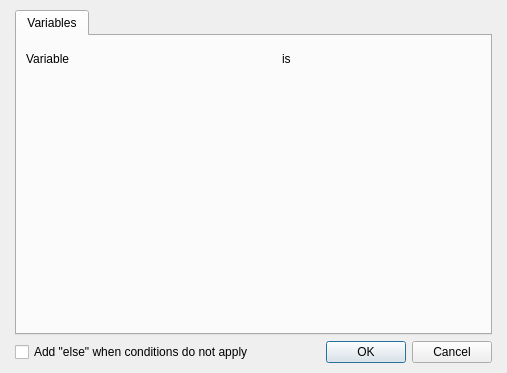
This is Editor/Dialogs/Commands/dialogcommandconditions.ui in RPG-Paper-Maker/RPG-Paper-Maker as Qt 5 draws it before an edit. The edited form follows.
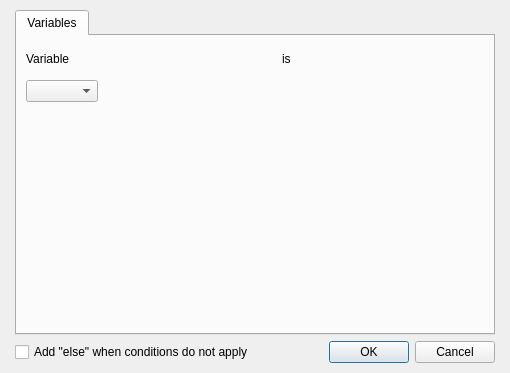
This is the edited form. Custom widgets are drawn as their Qt base class.

The edit to the form file:
```diff
--- a/Editor/Dialogs/Commands/dialogcommandconditions.ui
+++ b/Editor/Dialogs/Commands/dialogcommandconditions.ui
@@ -6,7 +6,7 @@
    <rect>
     <x>0</x>
     <y>0</y>
-    <width>507</width>
+    <width>510</width>
     <height>373</height>
    </rect>
   </property>
@@ -96,19 +96,9 @@
               </layout>
              </item>
              <item>
-              <layout class="QHBoxLayout" name="horizontalLayout_3">
+              <layout class="QHBoxLayout" name="horizontalLayout_3" stretch="0,0,1">
                <item>
-                <widget class="WidgetComboBoxOperation" name="widgetVariableOperation" native="true">
-                 <property name="enabled">
-                  <bool>true</bool>
-                 </property>
-                 <property name="minimumSize">
-                  <size>
-                   <width>200</width>
-                   <height>0</height>
-                  </size>
-                 </property>
-                </widget>
+                <widget class="QComboBox" name="comboBoxVariableOperation"/>
                </item>
                <item>
                 <widget class="PanelPrimitiveValue" name="widgetVariableVariableConstant" native="true">
@@ -185,12 +175,6 @@
   </layout>
  </widget>
  <customwidgets>
-  <customwidget>
-   <class>WidgetComboBoxOperation</class>
-   <extends>QWidget</extends>
-   <header>widgetcomboboxoperation.h</header>
-   <container>1</container>
-  </customwidget>
   <customwidget>
    <class>PanelPrimitiveValue</class>
    <extends>QWidget</extends>
```
